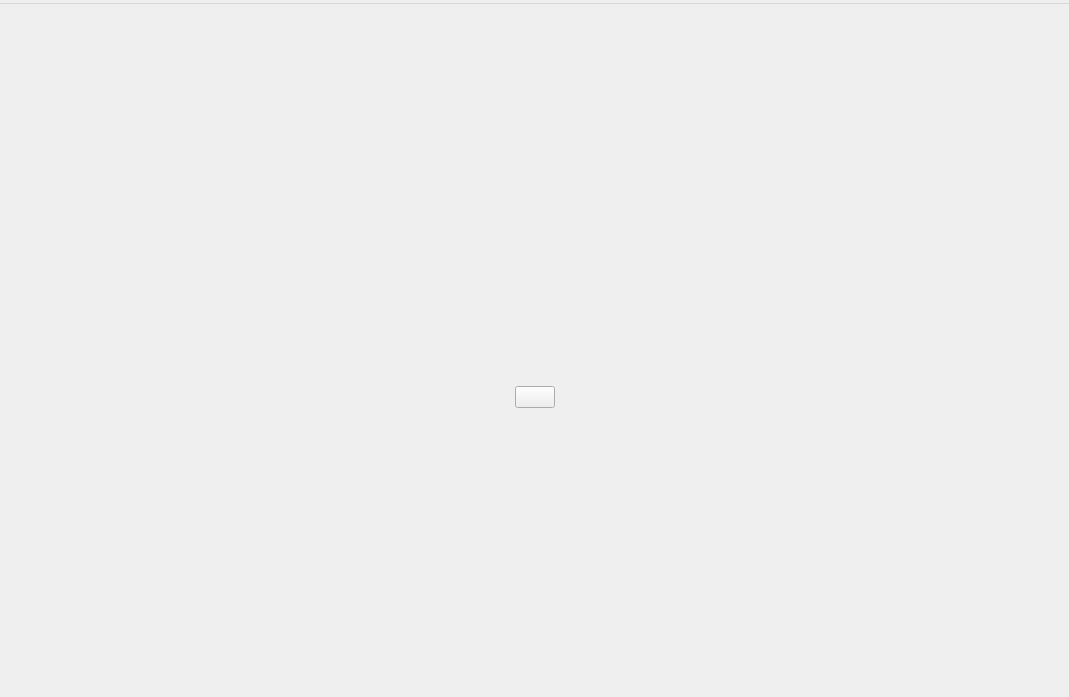
Old version of the form org.nickvision.tubeconverter.qt/src/views/mainwindow.ui in the repository NickvisionApps/Parabolic.
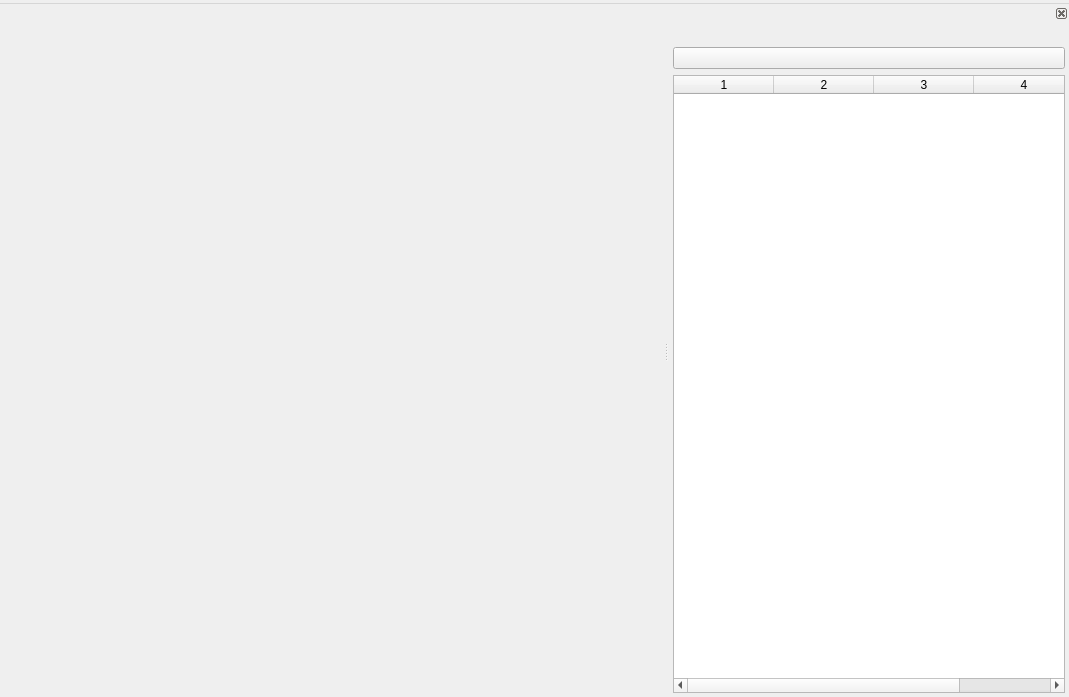
New version of the form. The open tabs and pages were chosen to show the change. Icons and pictures are not drawn.

Commit message: QT - History Pane

```diff
--- a/org.nickvision.tubeconverter.qt/src/views/mainwindow.ui
+++ b/org.nickvision.tubeconverter.qt/src/views/mainwindow.ui
@@ -132,6 +132,7 @@
         </item>
        </layout>
       </widget>
+      <widget class="QWidget" name="pageDownloads"/>
      </widget>
     </item>
    </layout>
@@ -188,6 +189,106 @@
    <addaction name="menuDownloader"/>
    <addaction name="menuHelp"/>
   </widget>
+  <widget class="QDockWidget" name="dockHistory">
+   <property name="minimumSize">
+    <size>
+     <width>400</width>
+     <height>174</height>
+    </size>
+   </property>
+   <property name="autoFillBackground">
+    <bool>false</bool>
+   </property>
+   <property name="floating">
+    <bool>false</bool>
+   </property>
+   <property name="features">
+    <set>QDockWidget::DockWidgetFeature::DockWidgetClosable</set>
+   </property>
+   <property name="allowedAreas">
+    <set>Qt::DockWidgetArea::RightDockWidgetArea</set>
+   </property>
+   <attribute name="dockWidgetArea">
+    <number>2</number>
+   </attribute>
+   <widget class="QWidget" name="dockHistoryContents">
+    <layout class="QVBoxLayout" name="verticalLayout_3">
+     <property name="leftMargin">
+      <number>4</number>
+     </property>
+     <property name="topMargin">
+      <number>4</number>
+     </property>
+     <property name="rightMargin">
+      <number>4</number>
+     </property>
+     <property name="bottomMargin">
+      <number>4</number>
+     </property>
+     <item>
+      <widget class="QLabel" name="lblHistory">
+       <property name="font">
+        <font>
+         <bold>true</bold>
+        </font>
+       </property>
+      </widget>
+     </item>
+     <item>
+      <widget class="QStackedWidget" name="viewStackHistory">
+       <property name="currentIndex">
+        <number>1</number>
+       </property>
+       <widget class="QWidget" name="pageNoHistory">
+        <layout class="QVBoxLayout" name="verticalLayout_4">
+         <item>
+          <widget class="QLabel" name="lblNoHistory">
+           <property name="alignment">
+            <set>Qt::AlignmentFlag::AlignCenter</set>
+           </property>
+          </widget>
+         </item>
+        </layout>
+       </widget>
+       <widget class="QWidget" name="pageHistory">
+        <layout class="QVBoxLayout" name="verticalLayout_2">
+         <property name="leftMargin">
+          <number>0</number>
+         </property>
+         <property name="topMargin">
+          <number>0</number>
+         </property>
+         <property name="rightMargin">
+          <number>0</number>
+         </property>
+         <property name="bottomMargin">
+          <number>0</number>
+         </property>
+         <item>
+          <widget class="QPushButton" name="btnClearHistory">
+           <property name="icon">
+            <iconset theme="edit-delete"/>
+           </property>
+          </widget>
+         </item>
+         <item>
+          <widget class="QTableWidget" name="tblHistory">
+           <property name="columnCount">
+            <number>4</number>
+           </property>
+           <column/>
+           <column/>
+           <column/>
+           <column/>
+          </widget>
+         </item>
+        </layout>
+       </widget>
+      </widget>
+     </item>
+    </layout>
+   </widget>
+  </widget>
   <action name="actionCheckForUpdates">
    <property name="icon">
     <iconset theme="sync-synchronizing"/>
```
Left out of the diff: 11 changed lines with no effect on the pictures. The commit also changes 37 other files.
